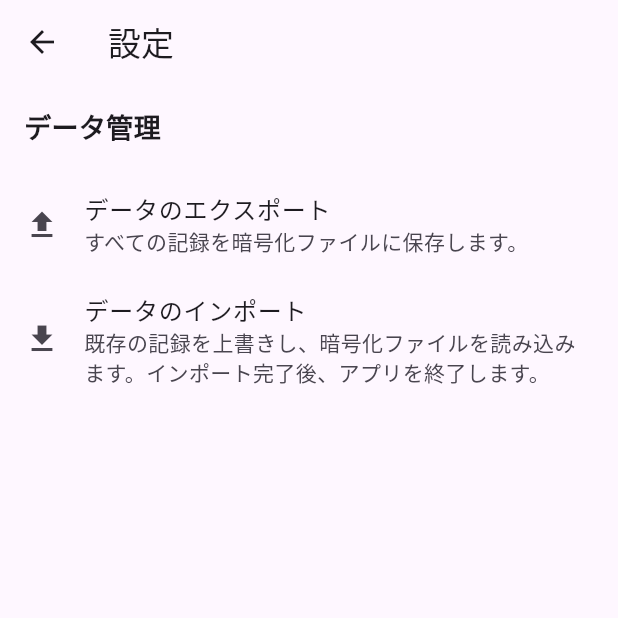
After one commit to yuki-4201/-little_timer_relese, a Flutter app: the screen it shows after launch, item 2 of the bottom bar chosen, after a tap on the "settings" icon, on a phone screen of 412 x 824 dp, the top half of it. The commit adds this screen. Run offline on Flutter 3.47's test engine with Material 3 defaults, Android fonts, the phone set to English and light mode, and no system bars; our stand-ins replace share_plus, shared_preferences; missing offline and left inert: encrypt, flutter_file_dialog.

Commit message:
relese ver1.1.0

```diff
--- a/lib/Leaderboard.dart
+++ b/lib/Leaderboard.dart
@@ -5,6 +5,11 @@ import 'dart:async';
 import 'dart:math' as math;
 import 'package:flutter/cupertino.dart';
 import 'dart:ui' as ui;
+import 'package:flutter/rendering.dart';
+import 'package:share_plus/share_plus.dart';
+import 'package:path_provider/path_provider.dart';
+import 'dart:io';
+import 'dart:typed_data';
 
 // 粒度定数
 const String GRAN_YEAR = '年';
@@ -16,7 +21,7 @@ const List<String> GRANULARITIES = [GRAN_YEAR, GRAN_MONTH, GRAN_WEEK, GRAN_DAY];
 // TimerPageと共有されるキー
 const String _historyKey = 'stopwatch_history_list';
 
-// 履歴データを保持するためのモデルクラス (変更なし)
+// 履歴データを保持するためのモデルクラス
 class TimeEntry {
   final int milliseconds;
   final String formattedTime;
@@ -26,7 +31,7 @@ class TimeEntry {
   TimeEntry(this.milliseconds, this.formattedTime, this.timestamp, this.subject);
 }
 
-// 教科別集計データを保持するためのモデルクラス (変更なし)
+// 教科別集計データを保持するためのモデルクラス
 class SubjectTime {
   final String subject;
   final int totalMilliseconds;
@@ -34,7 +39,7 @@ class SubjectTime {
   SubjectTime(this.subject, this.totalMilliseconds, this.formattedTime);
 }
 
-// 日別集計データを保持するためのモデルクラス (変更なし)
+// 日別集計データを保持するためのモデルクラス
 class DailyTime {
   final DateTime date;
   final int totalMilliseconds;
@@ -49,10 +54,10 @@ class DailyTime {
 class LeaderboardPage extends StatefulWidget {
   const LeaderboardPage({super.key});
   @override
-  State<LeaderboardPage> createState() => _LeaderboardPageState();
+  State<LeaderboardPage> createState() => LeaderboardPageState();
 }
 
-class _LeaderboardPageState extends State<LeaderboardPage> {
+class LeaderboardPageState extends State<LeaderboardPage> {
   bool _isLoading = true;
   List<TimeEntry> _historyList = [];
 
@@ -76,6 +81,9 @@ class _LeaderboardPageState extends State<LeaderboardPage> {
     Colors.brown,
     Colors.pink
   ];
+
+  // 共有機能のための GlobalKey
+  final GlobalKey _combinedChartKey = GlobalKey();
 
   @override
   void initState() {
@@ -137,7 +145,6 @@ class _LeaderboardPageState extends State<LeaderboardPage> {
     }
 
     List<String> sortedKeys = periodKeys.toList();
-    // 日付キーを降順にソート (最新の期間が上に来るように)
     sortedKeys.sort((a, b) => b.compareTo(a));
 
     setState(() {
@@ -168,14 +175,11 @@ if (_selectedPeriodKey.isNotEmpty) {
 
         if (_selectedGranularity == GRAN_YEAR) {
             entryKey = DateFormat('yyyy年').format(date);
-        // 修正: getGranularity() を _selectedGranularity に変更
         } else if (_selectedGranularity == GRAN_MONTH) {
             entryKey = DateFormat('yyyy年MM月').format(date);
-        // 修正: getGranularity() を _selectedGranularity に変更
         } else if (_selectedGranularity == GRAN_WEEK) {
             final startOfWeek = _findStartOfWeek(date);
             entryKey = DateFormat('yyyy/MM/dd (週)').format(startOfWeek);
-        // 修正: getGranularity() を _selectedGranularity に変更
         } else if (_selectedGranularity == GRAN_DAY) {
             entryKey = DateFormat('yyyy/MM/dd').format(date);
         } else {
@@ -205,7 +209,7 @@ if (_selectedPeriodKey.isNotEmpty) {
     });
   }
 
-  // 直近14日間の記録を日別に集計する関数 (変更なし)
+  // 直近14日間の記録を日別に集計する関数
   void _aggregateDailyTrend(List<TimeEntry> allEntries) {
     if (allEntries.isEmpty) {
         setState(() {
@@ -282,7 +286,19 @@ if (_selectedPeriodKey.isNotEmpty) {
     }
   }
 
-  // 日時を整形するヘルパー関数
+  // 💡 NEW: 外部から呼び出せるリフレッシュメソッド
+  Future<void> refreshData() async {
+    await _loadSavedHistory();
+  }
+
+  // Helper: 日付のみを YYYY/MM/DD 形式で整形 (共有ヘッダー用)
+  String _formatOnlyDate(int timestamp) {
+    if (timestamp == 0) return '----/--/--';
+    final DateTime recordTime = DateTime.fromMillisecondsSinceEpoch(timestamp);
+    return DateFormat('yyyy/MM/dd').format(recordTime);
+  }
+
+  // Helper: 日時を整形するヘルパー関数
   String _formatDate(int timestamp) {
     if (timestamp == 0) return '日時不明';
     final DateTime recordTime = DateTime.fromMillisecondsSinceEpoch(timestamp);
@@ -291,20 +307,51 @@ if (_selectedPeriodKey.isNotEmpty) {
     catch (e) { return '${recordTime.month.toString().padLeft(2, '0')}-${recordTime.day.toString().padLeft(2, '0')} ${recordTime.hour.toString().padLeft(2, '0')}:${recordTime.minute.toString().padLeft(2, '0')}'; }
   }
 
+  // 修正: ウィジェットを画像としてキャプチャし共有する汎用関数
+  Future<void> _captureAndShareWidget(GlobalKey key, String title) async {
+    RenderRepaintBoundary? boundary = key.currentContext?.findRenderObject() as RenderRepaintBoundary?;
+
+    if (boundary == null) {
+      await Future.delayed(const Duration(milliseconds: 10));
+      boundary = key.currentContext?.findRenderObject() as RenderRepaintBoundary?;
+      if (boundary == null) return;
+    }
+
+    ui.Image image = await boundary.toImage(pixelRatio: 3.0);
+    ByteData? byteData = await image.toByteData(format: ui.ImageByteFormat.png);
+    if (byteData == null) return;
+
+    Uint8List pngBytes = byteData.buffer.asUint8List();
+
+    // 一時ファイルとして保存
+    final directory = await getTemporaryDirectory();
+    final imagePath = await File('${directory.path}/${title.replaceAll(' ', '_')}.png').create();
+    await imagePath.writeAsBytes(pngBytes);
+
+    // share_plus で共有
+    await Share.shareXFiles([XFile(imagePath.path)], text: '学習時間の記録データです!\nlittle timer アプリを利用して計測しました。\n link: https://github.com/yuki-4201/-little_timer_relese');
+  }
+
 
   @override
   Widget build(BuildContext context) {
     final bool hasData = _historyList.isNotEmpty;
 
-    // 修正: Column全体をSingleChildScrollViewでラップ
+    // アプリ名と期間のヘッダーロジック
+    final String appName = 'Little Timer';
+    String periodText = '履歴なし';
+    if (hasData && _historyList.isNotEmpty) {
+        final startMs = _historyList.first.timestamp;
+        final endMs = _historyList.last.timestamp;
+        final startDate = _formatOnlyDate(startMs);
+        final endDate = _formatOnlyDate(endMs);
+        periodText = '$startDate から $endDate までの合計';
+    }
+
+
     return SingleChildScrollView(
       child: Column(
         children: [
-          const Padding(
-            padding: EdgeInsets.all(20.0),
-            child: Text('History', style: TextStyle(fontSize: 24, fontWeight: FontWeight.bold)),
-          ),
-
           // --- 7/14日間推移グラフ セクション (上部) ---
           if (!_isLoading && _dailyTrendData.isNotEmpty)
             Container(
@@ -338,7 +385,6 @@ if (_selectedPeriodKey.isNotEmpty) {
           // --- End 7/14日間推移グラフ セクション ---
 
 
-
           // --- 粒度選択プルダウン (1/2: 粒度) ---
           Padding(
             padding: const EdgeInsets.symmetric(horizontal: 20.0),
@@ -363,6 +409,7 @@ if (_selectedPeriodKey.isNotEmpty) {
           const SizedBox(height: 10),
 
           // --- 期間選択プルダウン (2/2: 特定期間) ---
+          if (_availablePeriods.isNotEmpty) // データがない場合は表示しない
             Padding(
               padding: const EdgeInsets.symmetric(horizontal: 20.0),
               child: DropdownButton<String>(
@@ -392,7 +439,7 @@ if (_selectedPeriodKey.isNotEmpty) {
               child: Column(
                 crossAxisAlignment: CrossAxisAlignment.start,
                 children: [
-                  // 修正: 合計時間表示を追加
+                  // 合計時間表示
                   Row(
                     mainAxisAlignment: MainAxisAlignment.spaceBetween,
                     children: [
@@ -402,9 +449,41 @@ if (_selectedPeriodKey.isNotEmpty) {
                   ),
                   const SizedBox(height: 15),
 
-                  // 円グラフ
-                  Center(child: Padding(padding: const EdgeInsets.only(bottom: 20.0), child: _PieChart(data: _aggregatedData, totalMs: _grandTotalMs, colors: _chartColors))),
-
+                  // 💡 円グラフと棒グラフのキャプチャ対象 RepaintBoundary
+                  RepaintBoundary(
+                    key: _combinedChartKey,
+                    child: Container(
+                      color: Theme.of(context).scaffoldBackgroundColor, // 背景色を指定
+                      padding: const EdgeInsets.all(16.0),
+                      child: Column(
+                        crossAxisAlignment: CrossAxisAlignment.start,
+                        children: [
+                          // NEW HEADER: アプリ名と期間の表示
+                          Center(
+                            child: Padding(
+                              padding: const EdgeInsets.only(bottom: 10.0),
+                              child: Column(
+                                children: [
+                                  Text(periodText, style: TextStyle(fontSize: 12, color: Colors.grey)),
+                                  const SizedBox(height: 4),
+                                  // 修正: 合計時間: HH:MM:SS を追加
+                                  Text(
+                                    '合計時間: ${_formatAggregateTime(_grandTotalMs)}',
+                                    style: TextStyle(fontSize: 14, fontWeight: FontWeight.w500, color: Colors.red),
+                                  ),
+                                ],
+                              ),
+                            ),
+                          ),
+                          // 1. 円グラフ
+                          Center(
+                            child: Column(
+                              children: [
+                                Padding(padding: const EdgeInsets.only(bottom: 10.0), child: _PieChart(data: _aggregatedData, totalMs: _grandTotalMs, colors: _chartColors)),
+                                const Divider(height: 20),
+                              ],
+                            ),
+                          ),
                           const SizedBox(height: 10),
                           ..._aggregatedData.asMap().entries.map((entry) {
                             final data = entry.value;
@@ -436,6 +515,20 @@ if (_selectedPeriodKey.isNotEmpty) {
                               ),
                             );
                           }).toList(),
+                        ],
+                      ),
+                    ),
+                  ),
+
+                  // 棒グラフ共有ボタン
+                  Align(
+                    alignment: Alignment.centerRight,
+                    child: TextButton.icon(
+                      onPressed: () => _captureAndShareWidget(_combinedChartKey, '教科別学習グラフ'),
+                      icon: const Icon(Icons.share, size: 20),
+                      label: const Text('結果を共有する'),
+                    ),
+                  ),
                   const Divider(height: 20),
                 ],
               ),
@@ -463,7 +556,6 @@ if (_selectedPeriodKey.isNotEmpty) {
               ),
             ),
           // --- End 履歴詳細ボタン ---
-
 
           const SizedBox(height: 20),
         ],
--- /dev/null
+++ b/lib/SettingPage.dart
@@ -0,0 +1,196 @@
+import 'package:flutter/material.dart';
+import 'package:shared_preferences/shared_preferences.dart';
+import 'package:intl/intl.dart';
+import 'dart:convert';
+import 'dart:io';
+import 'package:flutter_file_dialog/flutter_file_dialog.dart';
+import 'package:share_plus/share_plus.dart';
+import 'package:path_provider/path_provider.dart';
+import 'dart:typed_data';
+import 'package:encrypt/encrypt.dart' as encrypt_lib;
+
+// ------------------------------------------------------------
+// 共通鍵と定数の定義
+// ------------------------------------------------------------
+const String _historyKey = 'stopwatch_history_list';
+// 修正: 鍵は32文字 (256ビット)
+const String _encryptionKeyString = 'this_is_a_very_secret_key_123456'; // 32文字に調整
+// 修正: IVは16文字 (ブロックサイズ)
+const String _encryptionIVString = 'secure_iv_123456'; // 16文字に調整
+
+// 厳密に16バイトと32バイトであることを確認
+final key = encrypt_lib.Key.fromUtf8(_encryptionKeyString); // 32バイト
+final iv = encrypt_lib.IV.fromUtf8(_encryptionIVString); // 16バイト
+final encrypter = encrypt_lib.Encrypter(encrypt_lib.AES(key, mode: encrypt_lib.AESMode.cbc));
+// ------------------------------------------------------------
+
+typedef DataChangeCallback = void Function();
+
+// =============================================================
+// 設定ページ (SettingsPage)
+// =============================================================
+
+class SettingsPage extends StatelessWidget {
+  final DataChangeCallback? onDataChange;
+
+  const SettingsPage({super.key, this.onDataChange});
+
+  // Helper: データのエクスポート処理 (暗号化を追加)
+  Future<void> _exportData(BuildContext context) async {
+    final prefs = await SharedPreferences.getInstance();
+    final rawHistory = prefs.getStringList(_historyKey) ?? [];
+
+    if (rawHistory.isEmpty) {
+      // ignore: use_build_context_synchronously
+      ScaffoldMessenger.of(context).showSnackBar(const SnackBar(content: Text('エクスポートするデータがありません。')));
+      return;
+    }
+
+    try {
+      final rawJsonString = json.encode(rawHistory);
+
+      final encrypted = encrypter.encrypt(rawJsonString, iv: iv);
+      final encryptedJsonString = encrypted.base64;
+
+      final fileName = 'littletimer_export_encrypted_${DateFormat('yyyyMMdd').format(DateTime.now())}.json';
+      final fileContents = Uint8List.fromList(utf8.encode(encryptedJsonString));
+
+      final params = SaveFileDialogParams(
+        data: fileContents,
+        fileName: fileName,
+        mimeTypesFilter: ["application/octet-stream"],
+      );
+
+      final filePath = await FlutterFileDialog.saveFile(params: params);
+
+      // ignore: use_build_context_synchronously
+      if (!context.mounted) return;
+
+      if (filePath != null) {
+        ScaffoldMessenger.of(context).showSnackBar(SnackBar(content: Text('データを $fileName として保存しました。')));
+      } else {
+        ScaffoldMessenger.of(context).showSnackBar(const SnackBar(content: Text('ファイルの保存がキャンセルされました。')));
+      }
+
+    } catch (e) {
+      // ignore: use_build_context_synchronously
+      if (!context.mounted) return;
+      ScaffoldMessenger.of(context).showSnackBar(SnackBar(content: Text('エクスポート中にエラーが発生しました: $e')));
+    }
+  }
+
+  // Helper: データのインポート処理 (復号化を追加)
+  Future<void> _importData(BuildContext context) async {
+    try {
+      final params = OpenFileDialogParams(
+        mimeTypesFilter: ["application/json"],
+      );
+
+      final filePath = await FlutterFileDialog.pickFile(params: params);
+
+      if (!context.mounted) return;
+
+      if (filePath != null) {
+        final file = File(filePath);
+        final contents = await file.readAsString();
+
+        // 1. 復号化
+        final encrypted = encrypt_lib.Encrypted.fromBase64(contents);
+        final decryptedJsonString = encrypter.decrypt(encrypted, iv: iv);
+
+        // 2. JSONパース
+        final List<dynamic> jsonList = json.decode(decryptedJsonString);
+
+        final List<String> importedHistory = jsonList.map((e) => e.toString()).toList();
+
+        final prefs = await SharedPreferences.getInstance();
+        await prefs.setStringList(_historyKey, importedHistory);
+
+        ScaffoldMessenger.of(context).showSnackBar(const SnackBar(content: Text('データを正常にインポートしました。')));
+
+        if (onDataChange != null) {
+          onDataChange!();
+        }
+
+        // 💡 修正: アプリを終了させる (OSが再起動を試みる)
+        exit(0);
+
+      } else {
+        ScaffoldMessenger.of(context).showSnackBar(const SnackBar(content: Text('ファイルの選択がキャンセルされました。')));
+      }
+    } on FormatException {
+      if (!context.mounted) return;
+      ScaffoldMessenger.of(context).showSnackBar(const SnackBar(content: Text('エラー: ファイルの内容が不正な形式です。')));
+    } catch (e) {
+      if (!context.mounted) return;
+
+      // 暗号化/復号化のエラー判定を簡略化
+      String errorMessage = e.toString();
+      if (errorMessage.contains('Mac mismatch') || errorMessage.contains('Format') || errorMessage.contains('Key size')) {
+         ScaffoldMessenger.of(context).showSnackBar(const SnackBar(content: Text('エラー: ファイルの暗号化キーが一致しないか、データが破損しています。')));
+      } else {
+         ScaffoldMessenger.of(context).showSnackBar(SnackBar(content: Text('インポート中にエラーが発生しました: $e')));
+      }
+    }
+  }
+
+  // 確認ダイアログを表示する関数 (変更なし)
+  Future<void> _confirmAndImportData(BuildContext context) async {
+    await showDialog(
+      context: context,
+      builder: (BuildContext dialogContext) {
+        return AlertDialog(
+          title: const Text('データのインポート確認'),
+          content: const Text('インポートを実行すると、既存のすべての記録データは上書きされ、削除されます.\nよろしいですか？'),
+          actions: <Widget>[
+            TextButton(
+              child: const Text('キャンセル'),
+              onPressed: () {
+                Navigator.of(dialogContext).pop();
+              },
+            ),
+            TextButton(
+              child: const Text('インポートして上書き', style: TextStyle(color: Colors.red)),
+              onPressed: () async {
+                Navigator.of(dialogContext).pop(); // ダイアログを閉じる
+                await _importData(context); // インポート処理を実行
+              },
+            ),
+          ],
+        );
+      },
+    );
+  }
+
+
+  @override
+  Widget build(BuildContext context) {
+    return Scaffold(
+      appBar: AppBar(
+        title: const Text('設定'),
+      ),
+      body: ListView(
+        children: [
+          const Padding(
+            padding: EdgeInsets.all(16.0),
+            child: Text('データ管理', style: TextStyle(fontSize: 18, fontWeight: FontWeight.bold)),
+          ),
+          ListTile(
+            leading: const Icon(Icons.file_upload),
+            title: const Text('データのエクスポート'),
+            subtitle: const Text('すべての記録を暗号化ファイルに保存します。'),
+            onTap: () => _exportData(context),
+          ),
+          ListTile(
+            leading: const Icon(Icons.file_download),
+            title: const Text('データのインポート'),
+            subtitle: const Text('既存の記録を上書きし、暗号化ファイルを読み込みます。インポート完了後、アプリを終了します。'),
+            onTap: () async {
+              await _confirmAndImportData(context);
+            },
+          ),
+        ],
+      ),
+    );
+  }
+}
--- a/lib/main.dart
+++ b/lib/main.dart
@@ -1,6 +1,7 @@
 import 'package:flutter/material.dart';
 import 'TimerPage.dart' as timer_page;
 import 'Leaderboard.dart' as leaderboard;
+import 'SettingPage.dart';
 
 void main() {
   runApp(const MyApp());
@@ -27,10 +28,21 @@ class BottomNavPage extends StatefulWidget {
 
 class _BottomNavPageState extends State<BottomNavPage> {
   int _selectedIndex = 0;
-  static final List<Widget> _widgetOptions = <Widget>[
-    timer_page.TimerPage(),
-    leaderboard.LeaderboardPage(),
-  ];
+
+  // 💡 修正: GlobalKeyの型引数を公開されたStateクラス名に修正
+  final GlobalKey<leaderboard.LeaderboardPageState> _leaderboardKey = GlobalKey();
+
+  late final List<Widget> _widgetOptions;
+
+  @override
+  void initState() {
+    super.initState();
+    // Keyを渡してLeaderboardPageを初期化
+    _widgetOptions = <Widget>[
+      timer_page.TimerPage(),
+      leaderboard.LeaderboardPage(key: _leaderboardKey), // Keyを渡す
+    ];
+  }
 
   void _onItemTapped(int index) {
     setState(() {
@@ -38,15 +50,37 @@ class _BottomNavPageState extends State<BottomNavPage> {
     });
   }
 
-  @override
+  // 💡 設定画面を開くためのロジック
+  void _openSettingsPage(BuildContext context) {
+    Navigator.of(context).push(
+      MaterialPageRoute(
+        builder: (context) => SettingsPage(
+          // データのインポートが完了したら LeaderboardPage の refreshData を呼び出し
+          onDataChange: () {
+            _leaderboardKey.currentState?.refreshData();
+            Navigator.of(context).pop();
+          },
+        ),
+      ),
+    );
+  }
+
+@override
   Widget build(BuildContext context) {
     return Scaffold(
       appBar: AppBar(
         title: Text(widget.title),
+        actions: [
+          IconButton(
+            icon: const Icon(Icons.settings),
+            onPressed: () => _openSettingsPage(context),
+          ),
+        ],
       ),
       body: Center(
         child: _widgetOptions.elementAt(_selectedIndex),
       ),
+
       bottomNavigationBar: BottomNavigationBar(
         items: const <BottomNavigationBarItem>[
           BottomNavigationBarItem(
@@ -59,7 +93,7 @@ class _BottomNavPageState extends State<BottomNavPage> {
           ),
         ],
         currentIndex: _selectedIndex,
-        selectedItemColor: Theme.of(context).colorScheme.primary,
+        selectedItemColor: Theme.of(context).primaryColor,
         onTap: _onItemTapped,
       ),
     );
--- a/pubspec.yaml
+++ b/pubspec.yaml
@@ -12,6 +12,10 @@ dependencies:
   cupertino_icons: ^1.0.8
   shared_preferences: ^2.2.3
   intl: ^0.18.1
+  screenshot: ^2.1.0 # 追加
+  share_plus: ^7.0.2
+  flutter_file_dialog: ^3.0.1
+  encrypt: ^5.0.1
 
 dev_dependencies:
   flutter_test:
```
Also changed, not shown: pubspec.lock, 6 other files. Lines whose indentation alone changed are shown as unchanged.
